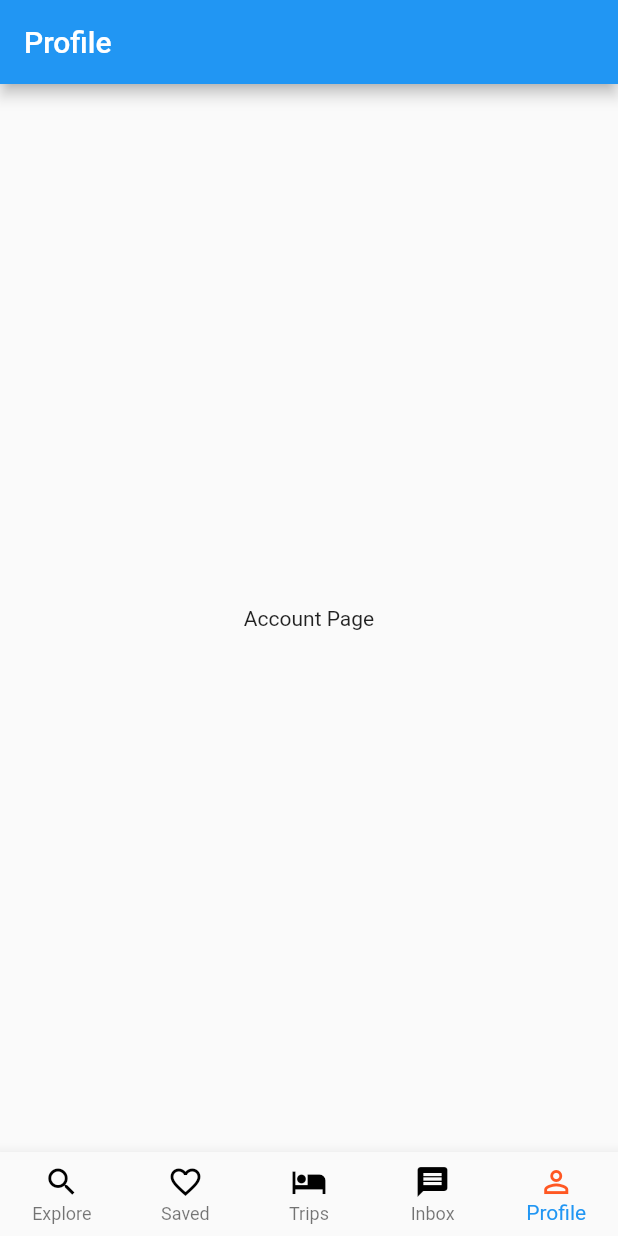
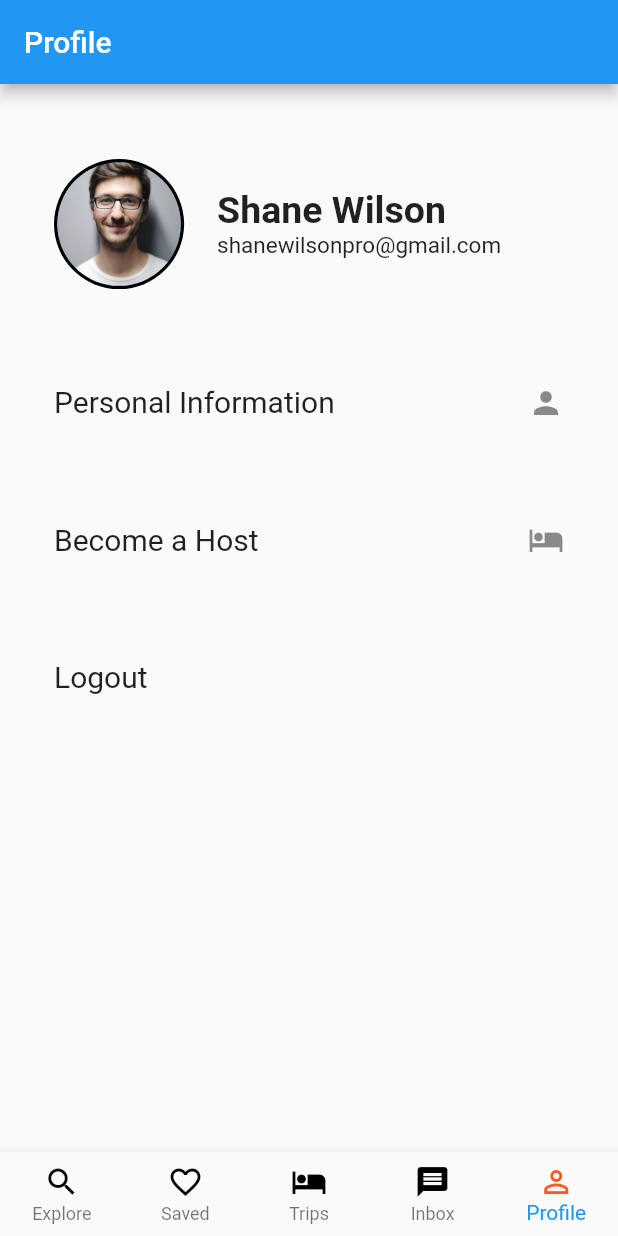
Before and after one commit to shanewilsonpro/Hotel_Hunter_App, a Flutter app: the GuestHomePage screen opened by its route, item 5 of the bottom bar chosen, on a phone screen of 412 x 824 dp. Run offline on Flutter 3.47's test engine with Material 2 defaults, Android fonts, the phone set to English and light mode, and no system bars; drawn by our look-alikes of auto_size_text.

Commit message:
adding account page

```diff
--- a/lib/Screens/account_page.dart
+++ b/lib/Screens/account_page.dart
@@ -1,7 +1,8 @@
+import 'package:auto_size_text/auto_size_text.dart';
 import 'package:flutter/material.dart';
+import 'package:hotel_hunter_app/Screens/login_page.dart';
 
 class AccountPage extends StatefulWidget {
-
   AccountPage({Key key}) : super(key: key);
 
   @override
@@ -9,10 +10,112 @@ class AccountPage extends StatefulWidget {
 }
 
 class _AccountPageState extends State<AccountPage> {
+  void _logout() {
+    Navigator.pushNamed(context, LoginPage.routeName);
+  }
+
   @override
   Widget build(BuildContext context) {
-    return Center(
-      child: Text('Account Page'),
+    return Padding(
+      padding: const EdgeInsets.fromLTRB(20, 50, 20, 0),
+      child: Column(
+        mainAxisAlignment: MainAxisAlignment.start,
+        crossAxisAlignment: CrossAxisAlignment.start,
+        children: <Widget>[
+          Padding(
+            padding: const EdgeInsets.only(bottom: 30.0),
+            child: Row(
+              mainAxisAlignment: MainAxisAlignment.start,
+              children: <Widget>[
+                MaterialButton(
+                  onPressed: () {},
+                  child: CircleAvatar(
+                    backgroundColor: Colors.black,
+                    radius: MediaQuery.of(context).size.width / 9.5,
+                    child: CircleAvatar(
+                      backgroundImage:
+                          AssetImage('assets/images/profile_demo.jpg'),
+                      radius: MediaQuery.of(context).size.width / 10,
+                    ),
+                  ),
+                ),
+                Padding(
+                  padding: const EdgeInsets.only(left: 6.0),
+                  child: Column(
+                    crossAxisAlignment: CrossAxisAlignment.start,
+                    children: <Widget>[
+                      AutoSizeText(
+                        'Shane Wilson',
+                        style: TextStyle(
+                          fontWeight: FontWeight.bold,
+                          fontSize: 25,
+                        ),
+                      ),
+                      AutoSizeText(
+                        'shanewilsonpro@gmail.com',
+                        style: TextStyle(
+                          fontSize: 15,
+                        ),
+                      ),
+                    ],
+                  ),
+                ),
+              ],
+            ),
+          ),
+          ListView(
+            shrinkWrap: true,
+            children: <Widget>[
+              MaterialButton(
+                height: MediaQuery.of(context).size.height / 9.0,
+                onPressed: () {},
+                child: AccountPageListTile(
+                  text: 'Personal Information',
+                  iconData: Icons.person,
+                ),
+              ),
+              MaterialButton(
+                height: MediaQuery.of(context).size.height / 9.0,
+                onPressed: () {},
+                child: AccountPageListTile(
+                  text: 'Become a Host',
+                  iconData: Icons.hotel,
+                ),
+              ),
+              MaterialButton(
+                height: MediaQuery.of(context).size.height / 9.0,
+                onPressed: _logout,
+                child: AccountPageListTile(
+                  text: 'Logout',
+                  iconData: null,
+                ),
+              ),
+            ],
+          ),
+        ],
+      ),
     );
   }
 }
+
+class AccountPageListTile extends StatelessWidget {
+  final String text;
+  final IconData iconData;
+
+  AccountPageListTile({Key key, this.text, this.iconData}) : super(key: key);
+
+  @override
+  Widget build(BuildContext context) {
+    return ListTile(
+      contentPadding: EdgeInsets.all(0.0),
+      leading: Text(
+        this.text,
+        style: TextStyle(
+          fontSize: 20.0,
+          fontWeight: FontWeight.normal,
+        ),
+      ),
+      trailing: Icon(this.iconData),
+    );
+  }
+}
--- a/pubspec.yaml
+++ b/pubspec.yaml
@@ -46,9 +46,8 @@ flutter:
   uses-material-design: true
 
   # To add assets to your application, add an assets section, like this:
-  # assets:
-  #   - images/a_dot_burr.jpeg
-  #   - images/a_dot_ham.jpeg
+  assets:
+    - assets/images/
 
   # An image asset can refer to one or more resolution-specific "variants", see
   # https://flutter.dev/assets-and-images/#resolution-aware.
```
Also changed, not shown: assets/images/default_avatar.png (added), assets/images/profile_demo.jpg (added).
